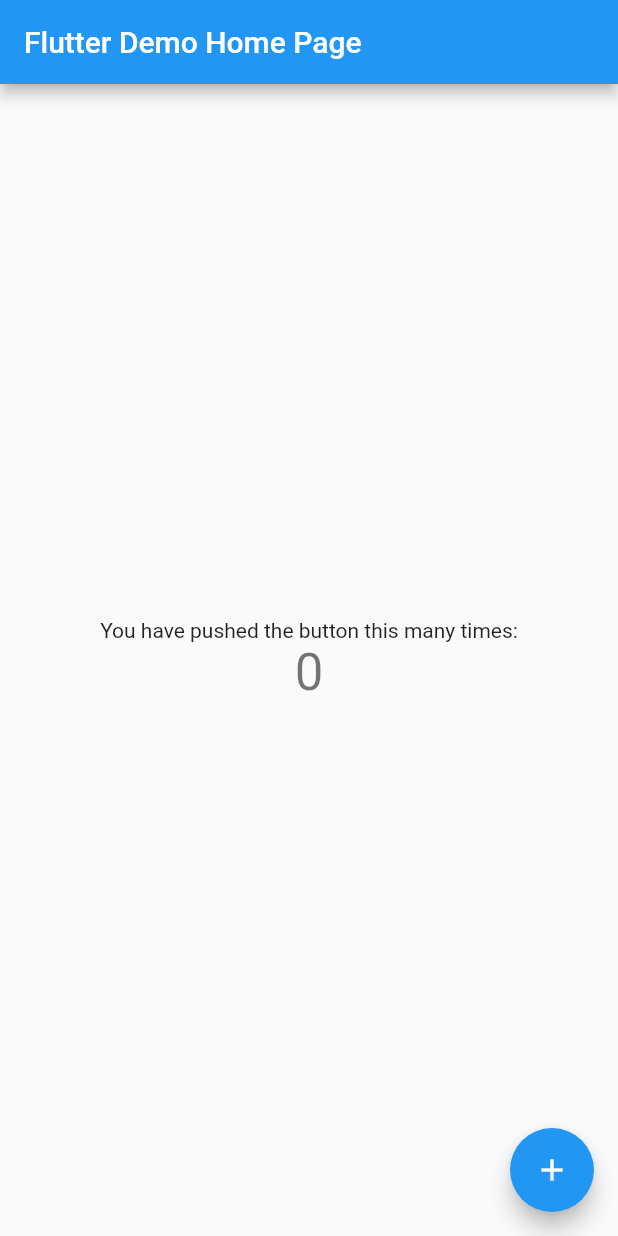
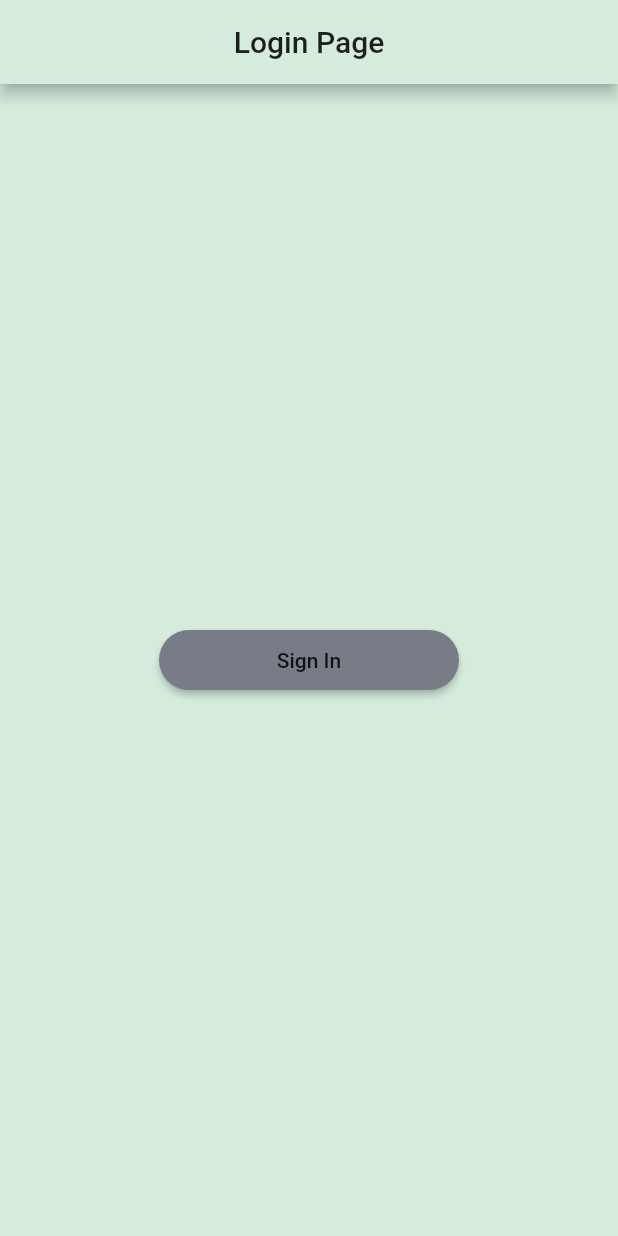
Before and after one commit to ruchita-oza/where-s-my-student, a Flutter app: the screen it shows after launch, on a phone screen of 412 x 824 dp. Run offline on Flutter 3.47's test engine with Material 2 defaults, Android fonts, the phone set to English and light mode, and no system bars; our stand-ins replace cloud_firestore, firebase_auth, firebase_core; accounts and stored records are empty.

Commit message:
Added Role Based Login

```diff
--- a/lib/main.dart
+++ b/lib/main.dart
@@ -1,6 +1,12 @@
+import 'package:firebase_core/firebase_core.dart';
 import 'package:flutter/material.dart';
+import 'package:wheres_my_student/screens/root/root.dart';
+import 'package:wheres_my_student/user_mgmt/user_mgmt.dart';
+import 'package:wheres_my_student/utils/our_theme.dart';
 
-void main() {
+void main()  async {
+  WidgetsFlutterBinding.ensureInitialized();
+  await Firebase.initializeApp();
   runApp(MyApp());
 }
 
@@ -8,110 +14,10 @@ class MyApp extends StatelessWidget {
   // This widget is the root of your application.
   @override
   Widget build(BuildContext context) {
-    return MaterialApp(
-      title: 'Flutter Demo',
-      theme: ThemeData(
-        // This is the theme of your application.
-        //
-        // Try running your application with "flutter run". You'll see the
-        // application has a blue toolbar. Then, without quitting the app, try
-        // changing the primarySwatch below to Colors.green and then invoke
-        // "hot reload" (press "r" in the console where you ran "flutter run",
-        // or simply save your changes to "hot reload" in a Flutter IDE).
-        // Notice that the counter didn't reset back to zero; the application
-        // is not restarted.
-        primarySwatch: Colors.blue,
-        // This makes the visual density adapt to the platform that you run
-        // the app on. For desktop platforms, the controls will be smaller and
-        // closer together (more dense) than on mobile platforms.
-        visualDensity: VisualDensity.adaptivePlatformDensity,
-      ),
-      home: MyHomePage(title: 'Flutter Demo Home Page'),
+    return  MaterialApp(
+        debugShowCheckedModeBanner: false,
+        theme: OurTheme().buildTheme(),
+        home: UserManagement().handleAuth(),
     );
   }
 }
-
-class MyHomePage extends StatefulWidget {
-  MyHomePage({Key key, this.title}) : super(key: key);
-
-  // This widget is the home page of your application. It is stateful, meaning
-  // that it has a State object (defined below) that contains fields that affect
-  // how it looks.
-
-  // This class is the configuration for the state. It holds the values (in this
-  // case the title) provided by the parent (in this case the App widget) and
-  // used by the build method of the State. Fields in a Widget subclass are
-  // always marked "final".
-
-  final String title;
-
-  @override
-  _MyHomePageState createState() => _MyHomePageState();
-}
-
-class _MyHomePageState extends State<MyHomePage> {
-  int _counter = 0;
-
-  void _incrementCounter() {
-    setState(() {
-      // This call to setState tells the Flutter framework that something has
-      // changed in this State, which causes it to rerun the build method below
-      // so that the display can reflect the updated values. If we changed
-      // _counter without calling setState(), then the build method would not be
-      // called again, and so nothing would appear to happen.
-      _counter++;
-    });
-  }
-
-  @override
-  Widget build(BuildContext context) {
-    // This method is rerun every time setState is called, for instance as done
-    // by the _incrementCounter method above.
-    //
-    // The Flutter framework has been optimized to make rerunning build methods
-    // fast, so that you can just rebuild anything that needs updating rather
-    // than having to individually change instances of widgets.
-    return Scaffold(
-      appBar: AppBar(
-        // Here we take the value from the MyHomePage object that was created by
-        // the App.build method, and use it to set our appbar title.
-        title: Text(widget.title),
-      ),
-      body: Center(
-        // Center is a layout widget. It takes a single child and positions it
-        // in the middle of the parent.
-        child: Column(
-          // Column is also a layout widget. It takes a list of children and
-          // arranges them vertically. By default, it sizes itself to fit its
-          // children horizontally, and tries to be as tall as its parent.
-          //
-          // Invoke "debug painting" (press "p" in the console, choose the
-          // "Toggle Debug Paint" action from the Flutter Inspector in Android
-          // Studio, or the "Toggle Debug Paint" command in Visual Studio Code)
-          // to see the wireframe for each widget.
-          //
-          // Column has various properties to control how it sizes itself and
-          // how it positions its children. Here we use mainAxisAlignment to
-          // center the children vertically; the main axis here is the vertical
-          // axis because Columns are vertical (the cross axis would be
-          // horizontal).
-          mainAxisAlignment: MainAxisAlignment.center,
-          children: <Widget>[
-            Text(
-              'You have pushed the button this many times:',
-            ),
-            Text(
-              '$_counter',
-              style: Theme.of(context).textTheme.headline4,
-            ),
-          ],
-        ),
-      ),
-      floatingActionButton: FloatingActionButton(
-        onPressed: _incrementCounter,
-        tooltip: 'Increment',
-        child: Icon(Icons.add),
-      ), // This trailing comma makes auto-formatting nicer for build methods.
-    );
-  }
-}
--- /dev/null
+++ b/lib/screens/login/login_page.dart
@@ -0,0 +1,29 @@
+import 'package:flutter/material.dart';
+import 'package:firebase_auth/firebase_auth.dart';
+
+
+class LoginPage extends StatefulWidget {
+  @override
+  _LoginPageState createState() => _LoginPageState();
+}
+
+class _LoginPageState extends State<LoginPage> {
+  @override
+  Widget build(BuildContext context) {
+    return Scaffold(
+      appBar: AppBar(
+        title: Text('Login Page'),
+        centerTitle: true,
+      ),
+
+      body: Center(
+        child: RaisedButton(
+          child: Text('Sign In'),
+          onPressed: () {
+            FirebaseAuth.instance.signInWithEmailAndPassword(email: "yash@gmail.com", password: "yash1234");
+          },
+        ),
+      ),
+    );
+  }
+}
--- /dev/null
+++ b/lib/user_mgmt/user_mgmt.dart
@@ -0,0 +1,66 @@
+import 'package:firebase_auth/firebase_auth.dart';
+import 'package:cloud_firestore/cloud_firestore.dart';
+import 'package:flutter/material.dart';
+import 'package:flutter/widgets.dart';
+import 'package:wheres_my_student/screens/admin/admin_page.dart';
+import 'package:wheres_my_student/screens/home/home_screen.dart';
+import 'package:wheres_my_student/screens/login/login_page.dart';
+
+
+class UserManagement {
+  Widget handleAuth()   {
+    return StreamBuilder(
+      stream: FirebaseAuth.instance.authStateChanges(),
+      builder: screen,
+    );
+  }
+
+Widget screen(BuildContext context,snapshot)  {
+    if(snapshot.connectionState == ConnectionState.waiting){
+      return wait();
+    }
+    if(snapshot.hasData) {
+      return  authorizeAccess();
+    }
+    return LoginPage();
+  }
+
+  Widget authorizeAccess() {
+    User user = FirebaseAuth.instance.currentUser;
+
+    return StreamBuilder<DocumentSnapshot>(
+      stream: FirebaseFirestore.instance.collection('/users')
+          .doc(user.uid)
+          .snapshots(),
+      builder: (BuildContext context, snapshot) {
+        if (snapshot.hasError)
+          return Text(snapshot.error);
+
+        switch (snapshot.connectionState) {
+          case ConnectionState.waiting:
+            return wait();
+          default:
+            return checkRole(snapshot.data);
+        }
+      },
+    );
+  }
+
+  Widget checkRole(DocumentSnapshot snapshot){
+    if(snapshot.data()['role'] == 'admin'){
+      return AdminPage();
+    }
+    else{
+      return Home();
+    }
+  }
+
+  Widget wait(){
+    return Scaffold(
+      body: CircularProgressIndicator(),
+    );
+  }
+  signOut() {
+    FirebaseAuth.instance.signOut();
+  }
+}
--- /dev/null
+++ b/lib/utils/our_theme.dart
@@ -0,0 +1,40 @@
+import 'package:flutter/material.dart';
+
+class OurTheme{
+  Color _lightGreen  = Color.fromARGB(255, 213, 235, 220);
+  Color _lightGrey = Color.fromARGB(255, 164, 164, 164);
+  Color _darkerGrey = Color.fromARGB(255, 119, 124, 135);
+
+  ThemeData buildTheme(){
+    return ThemeData(
+      canvasColor: _lightGreen,
+      primaryColor: _lightGreen,
+      accentColor: _lightGrey,
+      secondaryHeaderColor: _darkerGrey,
+      hintColor: _lightGrey,
+      inputDecorationTheme: InputDecorationTheme(
+          border: OutlineInputBorder(
+              borderRadius: BorderRadius.circular(20.0),
+              borderSide: BorderSide(
+                color: _lightGrey,
+              ),
+          ),
+        focusedBorder: OutlineInputBorder(
+          borderRadius: BorderRadius.circular(20.0),
+          borderSide: BorderSide(
+            color: _lightGreen,
+          ),
+        ),
+      ),
+      buttonTheme: ButtonThemeData(
+        buttonColor: _darkerGrey,
+        padding: EdgeInsets.symmetric(horizontal: 18.0),
+        minWidth: 200,
+        height: 40.0,
+        shape: RoundedRectangleBorder(
+          borderRadius: BorderRadius.circular(20.0),
+        )
+      )
+    );
+  }
+}
--- a/pubspec.yaml
+++ b/pubspec.yaml
@@ -21,6 +21,9 @@ environment:
   sdk: ">=2.7.0 <3.0.0"
 
 dependencies:
+  firebase_core:
+  cloud_firestore:
+  firebase_auth:
   flutter:
     sdk: flutter
 
```
Also changed, not shown: lib/screens/admin/admin_page.dart (added, +36 -0 lines), lib/screens/home/home_screen.dart (added, +40 -0 lines), lib/screens/root/root.dart (added, +22 -0 lines), lib/widget/our_container.dart (added, +26 -0 lines), pubspec.lock, 4 other files.
